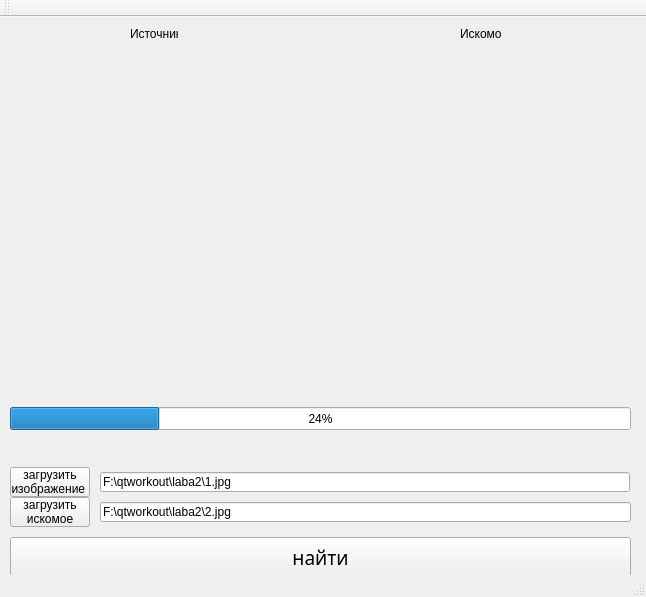
The window that mainwindow.ui (MrBam/laba2) describes before a commit, drawn with Qt 5.
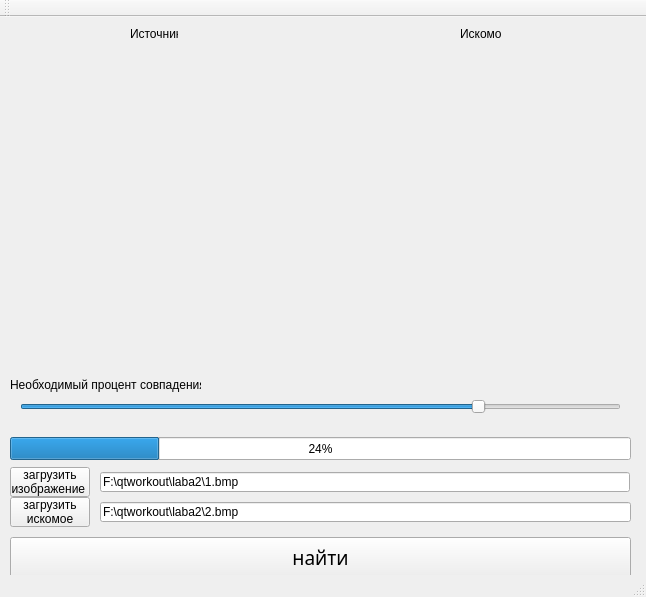
The same window after the commit.

Commit message: Финальнаz версия

```diff
--- a/mainwindow.ui
+++ b/mainwindow.ui
@@ -76,7 +76,7 @@
      </rect>
     </property>
     <property name="text">
-     <string>F:\qtworkout\laba2\1.jpg</string>
+     <string>F:\qtworkout\laba2\1.bmp</string>
     </property>
    </widget>
    <widget class="QLineEdit" name="lineEdit_2">
@@ -89,7 +89,7 @@
      </rect>
     </property>
     <property name="text">
-     <string>F:\qtworkout\laba2\2.jpg</string>
+     <string>F:\qtworkout\laba2\2.bmp</string>
     </property>
    </widget>
    <widget class="QWidget" name="widget" native="true">
@@ -161,7 +161,7 @@
     <property name="geometry">
      <rect>
       <x>10</x>
-      <y>390</y>
+      <y>420</y>
       <width>621</width>
       <height>23</height>
      </rect>
@@ -173,6 +173,51 @@
      <bool>true</bool>
     </property>
    </widget>
+   <widget class="QSlider" name="horizontalSlider">
+    <property name="geometry">
+     <rect>
+      <x>20</x>
+      <y>380</y>
+      <width>601</width>
+      <height>20</height>
+     </rect>
+    </property>
+    <property name="maximum">
+     <number>100</number>
+    </property>
+    <property name="value">
+     <number>77</number>
+    </property>
+    <property name="orientation">
+     <enum>Qt::Horizontal</enum>
+    </property>
+   </widget>
+   <widget class="QLabel" name="label_3">
+    <property name="geometry">
+     <rect>
+      <x>10</x>
+      <y>360</y>
+      <width>191</width>
+      <height>16</height>
+     </rect>
+    </property>
+    <property name="text">
+     <string>Необходимый процент совпадения :</string>
+    </property>
+   </widget>
+   <widget class="QLabel" name="label_4">
+    <property name="geometry">
+     <rect>
+      <x>200</x>
+      <y>360</y>
+      <width>46</width>
+      <height>16</height>
+     </rect>
+    </property>
+    <property name="text">
+     <string/>
+    </property>
+   </widget>
   </widget>
   <widget class="QToolBar" name="mainToolBar">
    <attribute name="toolBarArea">
```
The commit also changes 2 other files.
